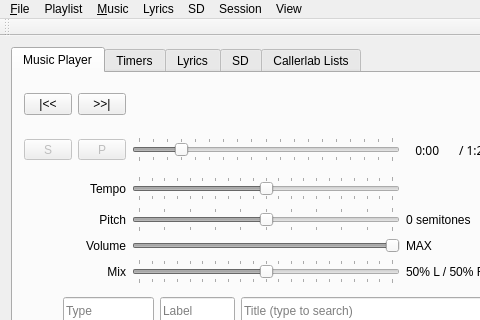
Before: the Qt Designer form SquareDesk-DEV/test123/mainwindow.ui in mpogue2/SquareDesk, drawn with Qt 5; both pictures show x 0 to 480 and y 0 to 320 of the 782 by 744 pixel window.
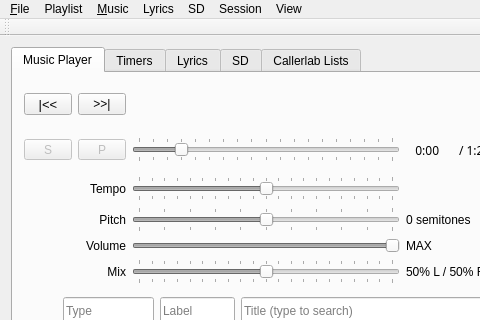
After: the same form once the commit is applied. Custom widgets are drawn as their Qt base class.

Commit message:
#106: Fixed many font and button size scaling factors
As the font size changes (currently Cmd-8/9/0), the label font sizes , the button sizes, and the button icon sizes change proportionally.  Nothing moves as the PT/BT or current-time-in-song labels change.  Tested on Mac OS X (but not WIn32 yet).

Diff of the .ui file:
```diff
--- a/SquareDesk-DEV/test123/mainwindow.ui
+++ b/SquareDesk-DEV/test123/mainwindow.ui
@@ -295,6 +295,11 @@
               <height>22</height>
              </size>
             </property>
+            <property name="font">
+             <font>
+              <pointsize>10</pointsize>
+             </font>
+            </property>
             <property name="focusPolicy">
              <enum>Qt::NoFocus</enum>
             </property>
```
The commit also changes 1 other file.
